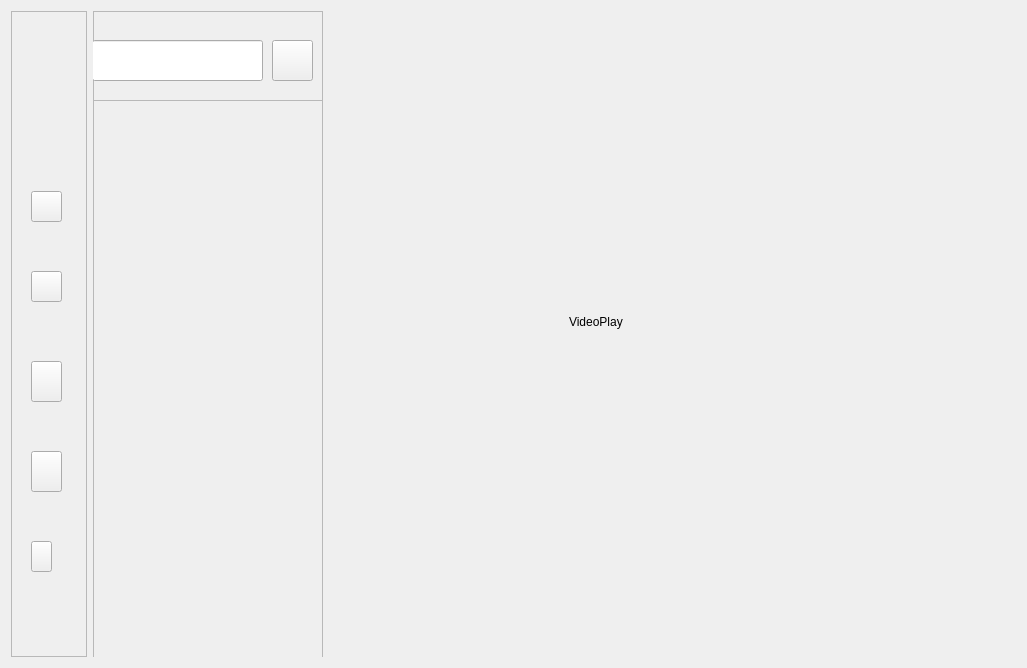
The window that ToolKit/ui/mainpage.ui (Areay7/ToolKit) describes before a commit, drawn with Qt 5.
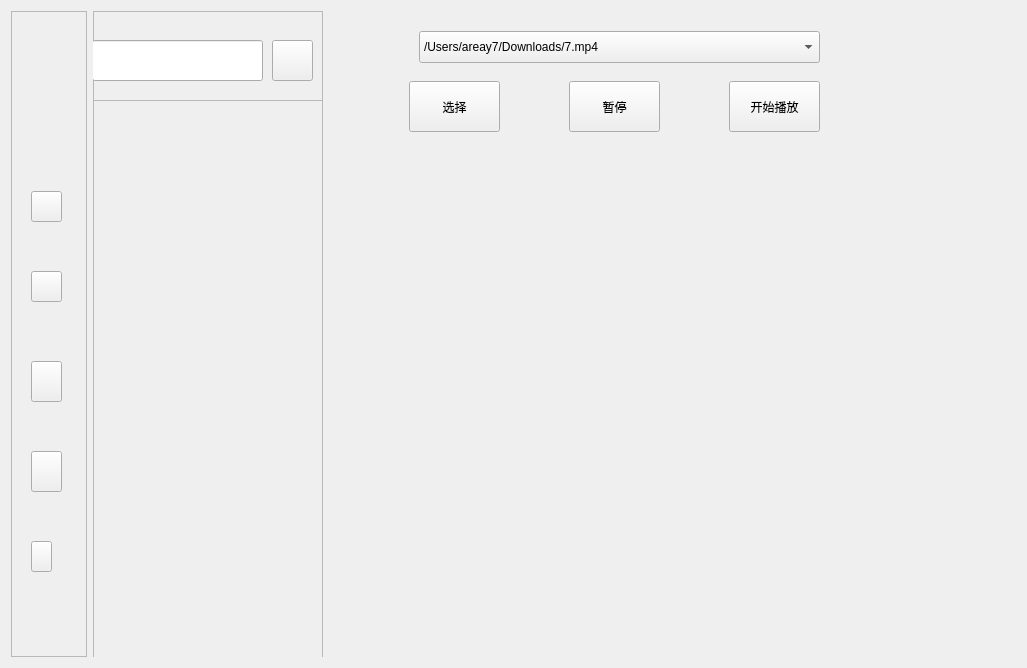
The same window after the commit. The open tabs and pages were chosen to show the change. Icons and pictures are not drawn. Custom widgets are drawn as their Qt base class.

```diff
--- a/ToolKit/ui/mainpage.ui
+++ b/ToolKit/ui/mainpage.ui
@@ -464,17 +464,68 @@
       </widget>
      </widget>
      <widget class="QWidget" name="page_videoPlay">
-      <widget class="QLabel" name="label_wxIcon_6">
+      <widget class="QPushButton" name="btn_videoPlay_select">
+       <property name="geometry">
+        <rect>
+         <x>80</x>
+         <y>70</y>
+         <width>91</width>
+         <height>51</height>
+        </rect>
+       </property>
+       <property name="text">
+        <string>选择</string>
+       </property>
+      </widget>
+      <widget class="QPushButton" name="btn_videoPlay_Pause">
        <property name="geometry">
         <rect>
          <x>240</x>
-         <y>240</y>
-         <width>161</width>
-         <height>141</height>
+         <y>70</y>
+         <width>91</width>
+         <height>51</height>
         </rect>
        </property>
        <property name="text">
-        <string>VideoPlay</string>
+        <string>暂停</string>
+       </property>
+      </widget>
+      <widget class="QPushButton" name="btn_videoPlay_Open">
+       <property name="geometry">
+        <rect>
+         <x>400</x>
+         <y>70</y>
+         <width>91</width>
+         <height>51</height>
+        </rect>
+       </property>
+       <property name="text">
+        <string>开始播放</string>
+       </property>
+      </widget>
+      <widget class="QComboBox" name="comboBox_url">
+       <property name="geometry">
+        <rect>
+         <x>90</x>
+         <y>20</y>
+         <width>401</width>
+         <height>32</height>
+        </rect>
+       </property>
+       <item>
+        <property name="text">
+         <string>/Users/areay7/Downloads/7.mp4</string>
+        </property>
+       </item>
+      </widget>
+      <widget class="PlayImage" name="widget_VideoPlay" native="true">
+       <property name="geometry">
+        <rect>
+         <x>79</x>
+         <y>179</y>
+         <width>431</width>
+         <height>421</height>
+        </rect>
        </property>
       </widget>
      </widget>
@@ -497,6 +548,14 @@
    </item>
   </layout>
  </widget>
+ <customwidgets>
+  <customwidget>
+   <class>PlayImage</class>
+   <extends>QWidget</extends>
+   <header location="global">playimage.h</header>
+   <container>1</container>
+  </customwidget>
+ </customwidgets>
  <resources>
   <include location="../res.qrc"/>
  </resources>
```
Left out of the diff: 2 changed lines with no effect on the pictures.
